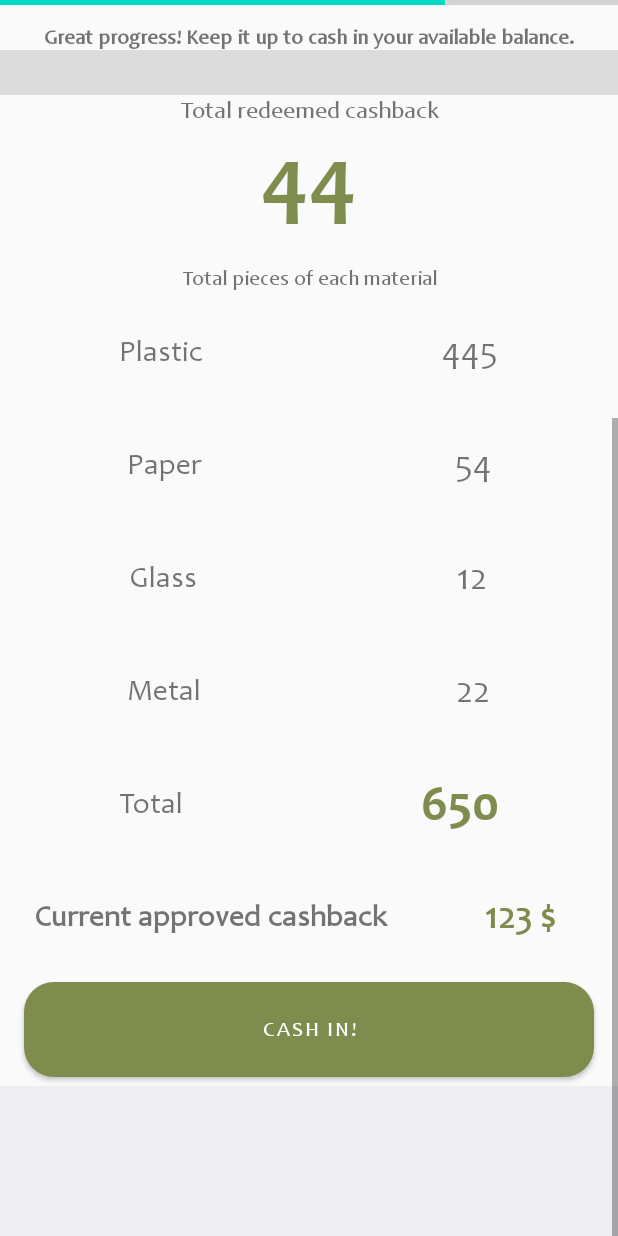
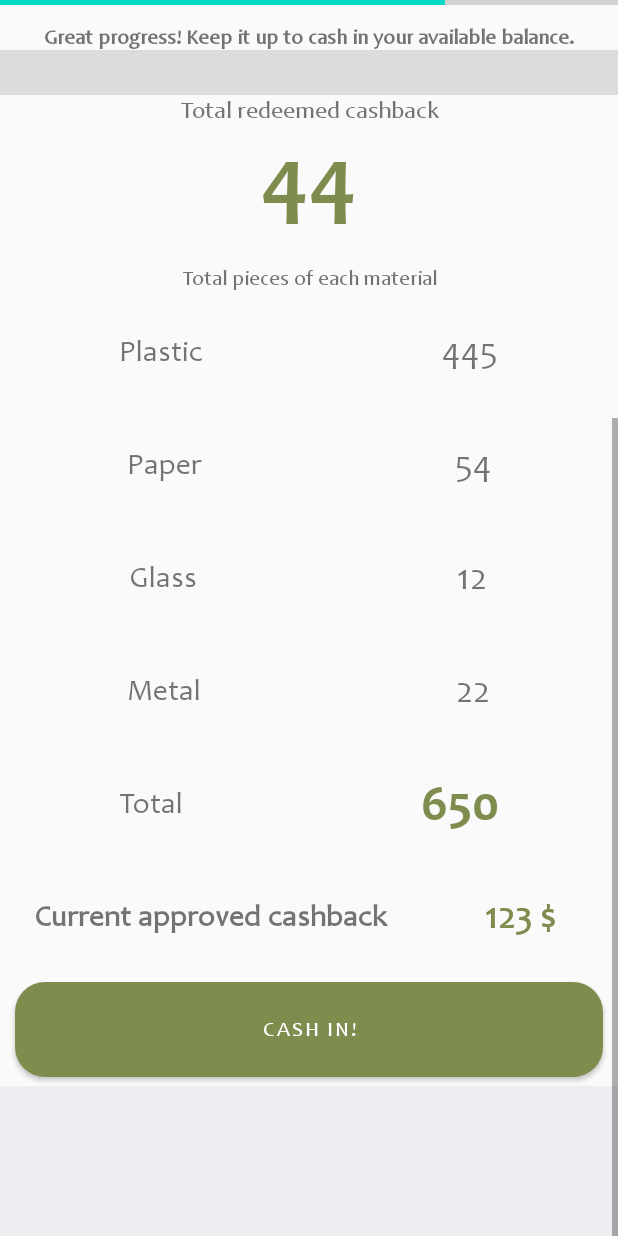
Before and after one commit to bill-chamal/ProjectGreen, an Android app: the layout fragment_user_statistics.xml on its own in the app's theme, with its tools: preview values and no code run, scrolled down 421 dp, on a phone screen of 412 x 824 dp. Run offline under Robolectric (Android 15) with nearby library versions, the phone set to English and light mode, and no system bars; plain views replace PieChart.

Commit message:
list_card
list card resized from java code _ListAdapter

```diff
--- a/ProjectGreen/app/src/main/res/layout/fragment_about_popup.xml
+++ b/ProjectGreen/app/src/main/res/layout/fragment_about_popup.xml
@@ -72,7 +72,7 @@
                 android:textAlignment="center"
                 android:textSize="19sp"
                 android:fontFamily="@font/candara"
-                android:text="Version 1.11\n23/5/24"/>
+                android:text="Version 1.12\n23/5/24"/>
 
             <TextView
                 android:layout_width="match_parent"
--- a/ProjectGreen/app/src/main/res/layout/fragment_user_statistics.xml
+++ b/ProjectGreen/app/src/main/res/layout/fragment_user_statistics.xml
@@ -250,11 +250,13 @@
 
             <Button
                 android:id="@+id/btnTakeCash"
-                android:layout_width="380dp"
+                android:layout_width="match_parent"
                 android:layout_height="75dp"
                 android:layout_gravity="center"
                 android:fontFamily="@font/candara"
-                android:text="Cash in!"
+                android:text="@string/cash_in"
+                android:layout_marginEnd="10dp"
+                android:layout_marginStart="10dp"
                 app:cornerRadius="20dp" />
 
             <View
@@ -263,7 +265,6 @@
                 android:layout_height="100dp"
                 android:background="@color/color_white" />
 
-
         </LinearLayout>
 
     </ScrollView>
--- a/ProjectGreen/app/src/main/res/layout/list_user_item.xml
+++ b/ProjectGreen/app/src/main/res/layout/list_user_item.xml
@@ -37,10 +37,10 @@
         <TextView
             android:id="@+id/listUserName"
             android:layout_width="180dp"
-            android:layout_height="wrap_content"
+            android:layout_height="39dp"
             android:layout_alignParentEnd="true"
             android:layout_marginStart="5dp"
-            android:layout_marginTop="12dp"
+            android:layout_marginTop="17dp"
             android:layout_marginEnd="20dp"
             android:layout_toEndOf="@+id/listMatName"
             android:fontFamily="@font/candara"
--- a/ProjectGreen/app/src/main/res/values/strings.xml
+++ b/ProjectGreen/app/src/main/res/values/strings.xml
@@ -57,6 +57,7 @@
     <string name="university_of_macedonia_nthessaloniki_greece">University of Macedonia\nThessaloniki Greece</string>
     <string name="GDPR">Due to GDPR law of the European Union, we would like to inform you, any account you create or any action you perform may be saved into Google\'s Firebase Services. Because of that, it would be better to use non personal related information. You can always request you data under the law of the Rights of the Subject. We do not guarantee any integrity or confidentiality of your personal data.</string>
     <string name="great_progress_keep_it_up_to_cash_in_your_available_balance">Great progress! Keep it up to cash in your available balance.</string>
+    <string name="cash_in">Cash in!</string>
 
     <string-array name="materials">
         <item>Plastic</item>
```
Also changed, not shown: ProjectGreen/app/src/main/java/com/example/projectgreen/AllRecycleListAdapter.java (+12 -0 lines), ProjectGreen/app/src/main/res/layout/fragment_create_account_screen.xml (+3 -4 lines).
